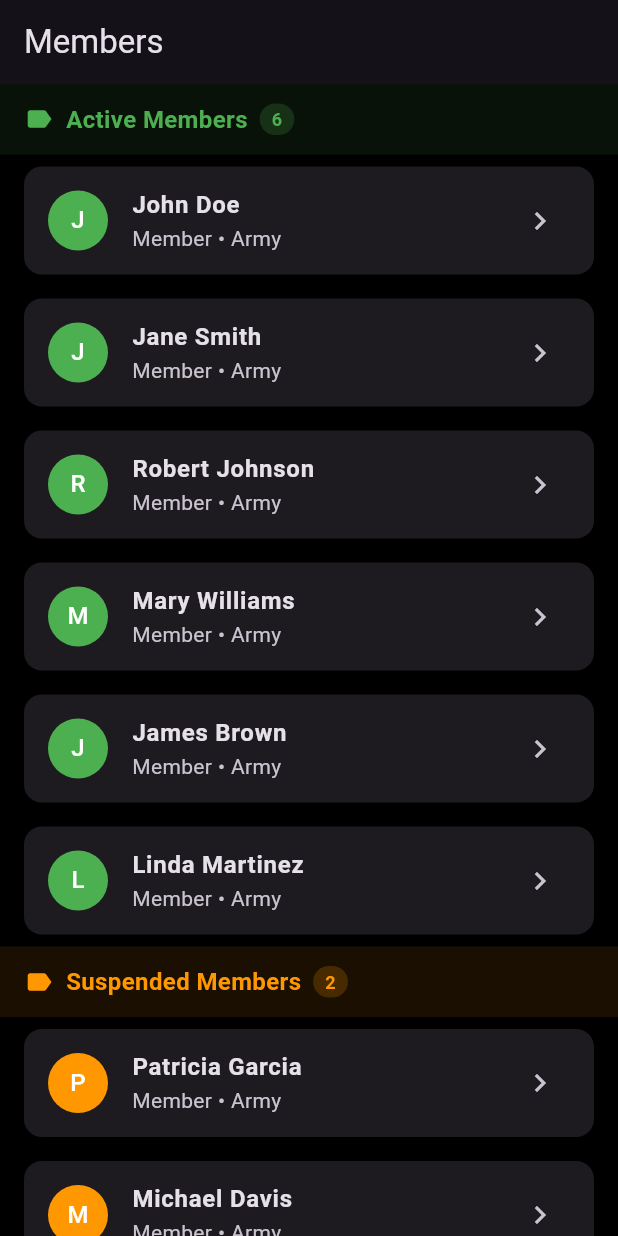
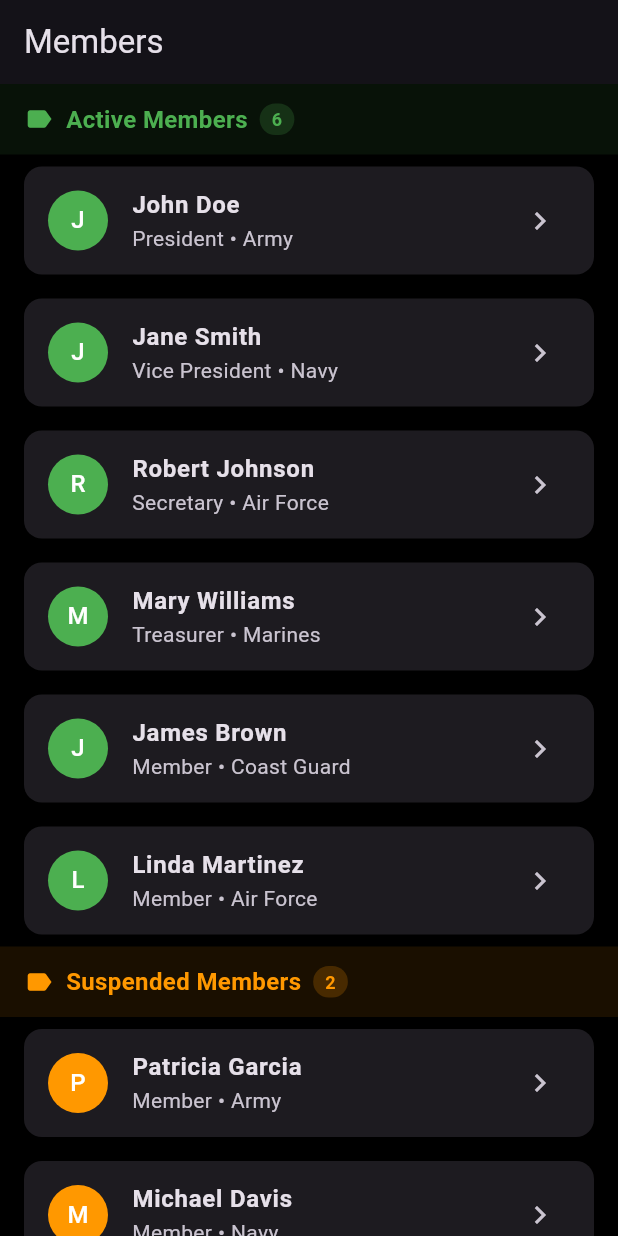
Before and after one commit to beetsolutions/veteran-app, a Flutter app: the MembersTab screen opened directly, on a phone screen of 412 x 824 dp. Run offline on Flutter 3.47's test engine with Material 3 defaults, Android fonts, the phone set to English and light mode, and no system bars; network calls fail.

Commit message:
Fix code review issues
- Fixed soccer_match_history_screen.dart structure
- Added role and service fields to Member model
- Updated mock data to include role and service
- Fixed members_tab to use role and service from member data

Co-authored-by: beetsolutions <10226675+beetsolutions@users.noreply.github.com>

```diff
--- a/lib/data/api/hosting_api.dart
+++ b/lib/data/api/hosting_api.dart
@@ -83,14 +83,14 @@ class HostingApi {
 
   List<Member> _getAllMembers() {
     return const [
-      Member(id: '1', name: 'John Doe', location: 'New York, NY', isPaid: true),
-      Member(id: '2', name: 'Jane Smith', location: 'Los Angeles, CA', isPaid: true),
-      Member(id: '3', name: 'Robert Johnson', location: 'Chicago, IL', isPaid: false),
-      Member(id: '4', name: 'Mary Williams', location: 'Houston, TX', isPaid: true),
-      Member(id: '5', name: 'James Brown', location: 'Phoenix, AZ', isPaid: false),
-      Member(id: '6', name: 'Patricia Garcia', location: 'Philadelphia, PA', isPaid: true),
-      Member(id: '7', name: 'Michael Davis', location: 'San Antonio, TX', isPaid: false),
-      Member(id: '8', name: 'Linda Martinez', location: 'San Diego, CA', isPaid: true),
+      Member(id: '1', name: 'John Doe', location: 'New York, NY', isPaid: true, role: 'President', service: 'Army'),
+      Member(id: '2', name: 'Jane Smith', location: 'Los Angeles, CA', isPaid: true, role: 'Vice President', service: 'Navy'),
+      Member(id: '3', name: 'Robert Johnson', location: 'Chicago, IL', isPaid: false, role: 'Secretary', service: 'Air Force'),
+      Member(id: '4', name: 'Mary Williams', location: 'Houston, TX', isPaid: true, role: 'Treasurer', service: 'Marines'),
+      Member(id: '5', name: 'James Brown', location: 'Phoenix, AZ', isPaid: false, role: 'Member', service: 'Coast Guard'),
+      Member(id: '6', name: 'Patricia Garcia', location: 'Philadelphia, PA', isPaid: true, role: 'Member', service: 'Army'),
+      Member(id: '7', name: 'Michael Davis', location: 'San Antonio, TX', isPaid: false, role: 'Member', service: 'Navy'),
+      Member(id: '8', name: 'Linda Martinez', location: 'San Diego, CA', isPaid: true, role: 'Member', service: 'Air Force'),
     ];
   }
 }
--- a/lib/data/api/members_api.dart
+++ b/lib/data/api/members_api.dart
@@ -33,16 +33,16 @@ class MembersApi {
   /// Mock data for development
   List<Member> _getMockMembers() {
     return const [
-      Member(id: '1', name: 'John Doe', location: 'New York, NY', isPaid: true, status: MemberStatus.active),
-      Member(id: '2', name: 'Jane Smith', location: 'Los Angeles, CA', isPaid: true, status: MemberStatus.active),
-      Member(id: '3', name: 'Robert Johnson', location: 'Chicago, IL', isPaid: false, status: MemberStatus.active),
-      Member(id: '4', name: 'Mary Williams', location: 'Houston, TX', isPaid: true, status: MemberStatus.active),
-      Member(id: '5', name: 'James Brown', location: 'Phoenix, AZ', isPaid: false, status: MemberStatus.active),
-      Member(id: '6', name: 'Patricia Garcia', location: 'Philadelphia, PA', isPaid: true, status: MemberStatus.suspended),
-      Member(id: '7', name: 'Michael Davis', location: 'San Antonio, TX', isPaid: false, status: MemberStatus.suspended),
-      Member(id: '8', name: 'Linda Martinez', location: 'San Diego, CA', isPaid: true, status: MemberStatus.active),
-      Member(id: '9', name: 'Thomas Wilson', location: 'Dallas, TX', isPaid: false, status: MemberStatus.dismissed),
-      Member(id: '10', name: 'Jennifer Martinez', location: 'San Jose, CA', isPaid: false, status: MemberStatus.dismissed),
+      Member(id: '1', name: 'John Doe', location: 'New York, NY', isPaid: true, status: MemberStatus.active, role: 'President', service: 'Army'),
+      Member(id: '2', name: 'Jane Smith', location: 'Los Angeles, CA', isPaid: true, status: MemberStatus.active, role: 'Vice President', service: 'Navy'),
+      Member(id: '3', name: 'Robert Johnson', location: 'Chicago, IL', isPaid: false, status: MemberStatus.active, role: 'Secretary', service: 'Air Force'),
+      Member(id: '4', name: 'Mary Williams', location: 'Houston, TX', isPaid: true, status: MemberStatus.active, role: 'Treasurer', service: 'Marines'),
+      Member(id: '5', name: 'James Brown', location: 'Phoenix, AZ', isPaid: false, status: MemberStatus.active, role: 'Member', service: 'Coast Guard'),
+      Member(id: '6', name: 'Patricia Garcia', location: 'Philadelphia, PA', isPaid: true, status: MemberStatus.suspended, role: 'Member', service: 'Army'),
+      Member(id: '7', name: 'Michael Davis', location: 'San Antonio, TX', isPaid: false, status: MemberStatus.suspended, role: 'Member', service: 'Navy'),
+      Member(id: '8', name: 'Linda Martinez', location: 'San Diego, CA', isPaid: true, status: MemberStatus.active, role: 'Member', service: 'Air Force'),
+      Member(id: '9', name: 'Thomas Wilson', location: 'Dallas, TX', isPaid: false, status: MemberStatus.dismissed, role: 'Member', service: 'Air Force'),
+      Member(id: '10', name: 'Jennifer Martinez', location: 'San Jose, CA', isPaid: false, status: MemberStatus.dismissed, role: 'Member', service: 'Marines'),
     ];
   }
 }
--- a/lib/models/member.dart
+++ b/lib/models/member.dart
@@ -23,6 +23,8 @@ class Member {
   final String location;
   final bool isPaid;
   final MemberStatus status;
+  final String? role;
+  final String? service;
 
   const Member({
     required this.id,
@@ -30,6 +32,8 @@ class Member {
     required this.location,
     this.isPaid = false,
     this.status = MemberStatus.active,
+    this.role,
+    this.service,
   });
 
   factory Member.fromJson(Map<String, dynamic> json) {
@@ -39,6 +43,8 @@ class Member {
       location: json['location'] as String,
       isPaid: json['isPaid'] as bool? ?? false,
       status: MemberStatusExtension.fromJson(json['status'] as String? ?? 'active'),
+      role: json['role'] as String?,
+      service: json['service'] as String?,
     );
   }
 
@@ -49,6 +55,8 @@ class Member {
       'location': location,
       'isPaid': isPaid,
       'status': status.toJson(),
+      'role': role,
+      'service': service,
     };
   }
 
@@ -58,6 +66,8 @@ class Member {
     String? location,
     bool? isPaid,
     MemberStatus? status,
+    String? role,
+    String? service,
   }) {
     return Member(
       id: id ?? this.id,
@@ -65,6 +75,8 @@ class Member {
       location: location ?? this.location,
       isPaid: isPaid ?? this.isPaid,
       status: status ?? this.status,
+      role: role ?? this.role,
+      service: service ?? this.service,
     );
   }
 }
--- a/lib/screens/tab_screens/members_tab.dart
+++ b/lib/screens/tab_screens/members_tab.dart
@@ -149,10 +149,9 @@ class _MembersTabState extends State<MembersTab> {
   }
 
   Widget _buildMemberCard(BuildContext context, Member member, Color statusColor) {
-    // Parse role and service from member data or use defaults
-    final parts = member.location.split(',');
-    final role = 'Member'; // Would come from member data in real app
-    final service = 'Army'; // Would come from member data in real app
+    // Use role and service from member data
+    final role = member.role ?? 'Member';
+    final service = member.service ?? 'Unknown';
 
     return Card(
       margin: const EdgeInsets.symmetric(horizontal: 16, vertical: 8),
```
Also changed, not shown: lib/screens/soccer_match_history_screen.dart (+86 -0 lines).
